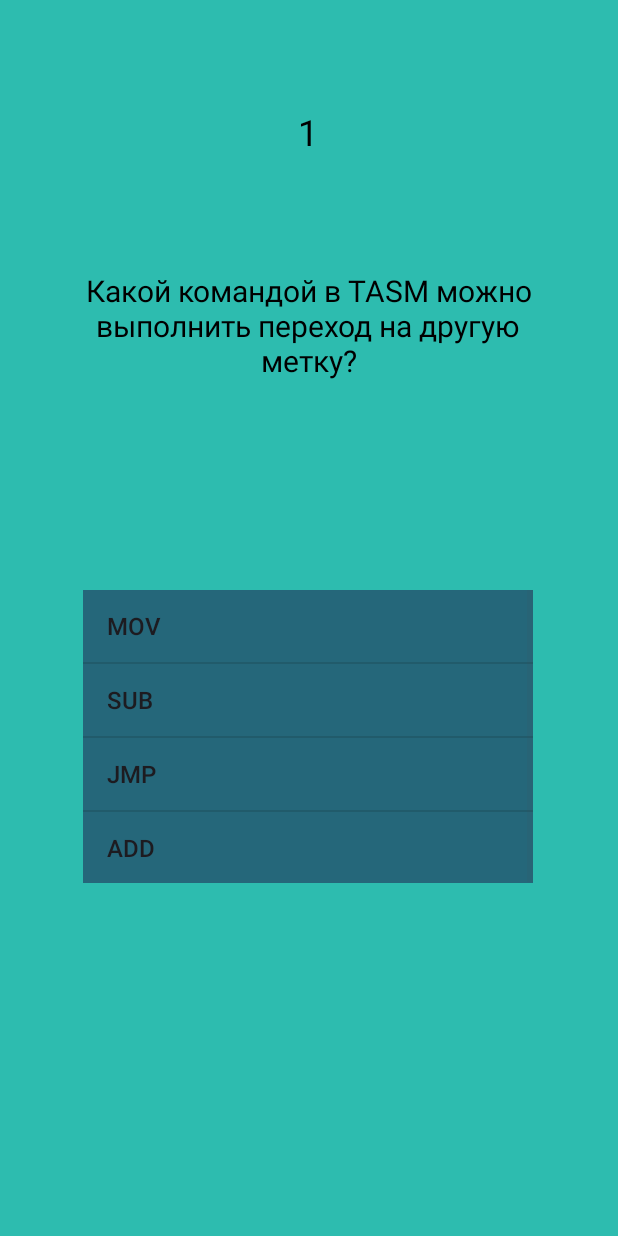
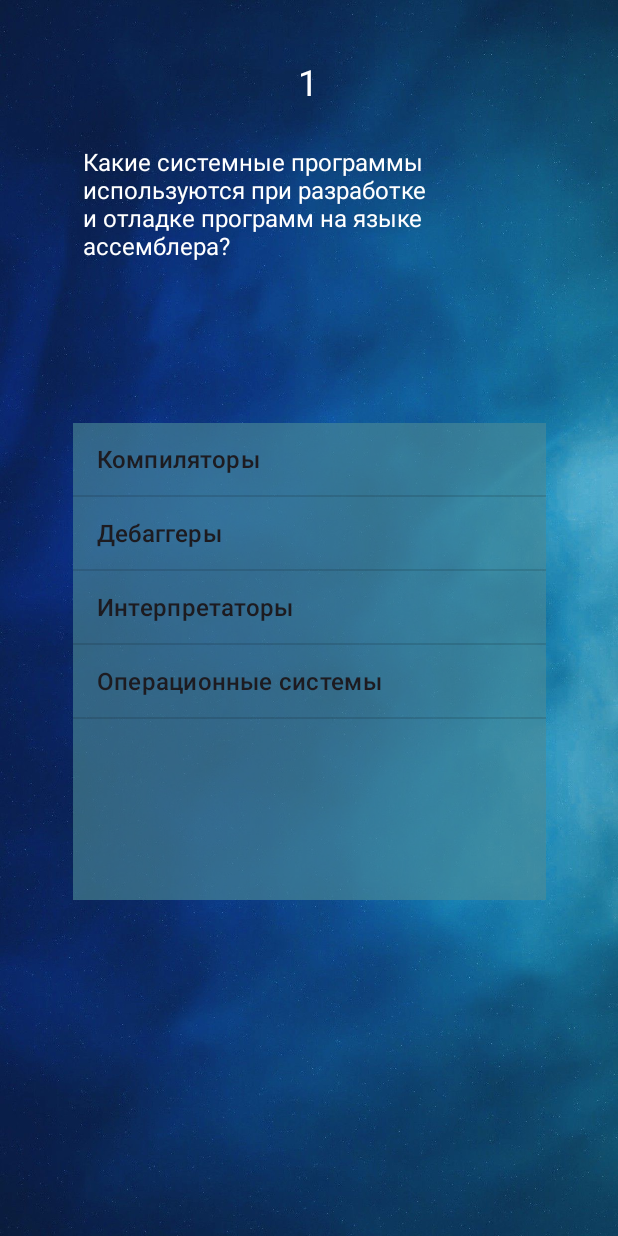
Before and after one commit to vkidson/aSSaPP, an Android app: the TaskActivity screen opened directly, with no data from a screen before it, on a phone screen of 412 x 824 dp. Run offline under Robolectric (Android 15) with nearby library versions, the phone set to English and light mode, and no system bars.

Commit message:
Тест после теории и 1 тема есть

```diff
--- a/app/src/main/java/com/example/assembler/DBhelper.kt
+++ b/app/src/main/java/com/example/assembler/DBhelper.kt
@@ -7,7 +7,7 @@ import android.util.Log
 import com.example.assembler.MainActivity.Companion.idtheme
 
 class DBhelper(val context: Context) :
-    SQLiteOpenHelper(context, "base", null ,9) {
+    SQLiteOpenHelper(context, "base", null ,15) {
     override fun onCreate(db: SQLiteDatabase?) {
         val query1 = "CREATE TABLE task (id INT PRIMARY KEY, task TEXT, theme INT)"
         val query2 = "CREATE TABLE task_values (task_id INT, value TEXT, f INT, FOREIGN KEY(task_id) REFERENCES task(id))"
@@ -15,39 +15,108 @@ class DBhelper(val context: Context) :
         db!!.execSQL(query2)
 
         // Вставка данных в таблицу task
-        val insertTask1 = "INSERT INTO task (id, task, theme) VALUES (1, 'Какой командой в TASM можно выполнить переход на другую метку?', 1)"
-        val insertTask2 = "INSERT INTO task (id, task, theme) VALUES (2, 'Какая команда используется для сложения двух регистров?', 1)"
-        val insertTask3 = "INSERT INTO task (id, task, theme) VALUES (3, 'Какой командой можно инкрементировать значение в регистре?', 1)"
+        val insertTask1 = "INSERT INTO task (id, task, theme) VALUES (1, 'Какие системные программы используются при разработке и отладке программ на языке ассемблера?', 1)"
+        val insertTask2 = "INSERT INTO task (id, task, theme) VALUES (2, 'Сколько байтов памяти зарезервирует следующая последовательность операторов:'" + "'\n X1 DW 5  \n'" +
+                "'X2 DB 3 DUP(?), 7  \n'" +
+                "'X3 DW 6 DUP(?)\n', 1)"
+        val insertTask3 = "INSERT INTO task (id, task, theme) VALUES (3, 'Что такое физический и логический адреса в микропроцессорах 80х86?', 1)"
+        val insertTask4 = "INSERT INTO task (id, task, theme) VALUES (4, 'Какие регистры микропроцессора могут участвовать в формировании физического адреса при выборке команд, при обращении к переменным?', 1)"
+        val insertTask5 = "INSERT INTO task (id, task, theme) VALUES (5, 'Какие три атрибута имеет переменная?', 1)"
+        val insertTask6 = "INSERT INTO task (id, task, theme) VALUES (6, 'Какие ошибки имеются в каждом из приведенных далее фрагментов программ:'" + "' \n CONST EOU   256  \n'" +
+                "' ...  \n'" +
+                "' MOV  CONST, AX  \n', 1)"
+        val insertTask7 = "INSERT INTO task (id, task, theme) VALUES (7, 'Х   DB ?  \n'" +
+                "'  ...  \n'" +
+                "'  MOV X, AX\n', 1)"
+        val insertTask8 = "INSERT INTO task (id, task, theme) VALUES (8, 'X   DB ?  \n'" +
+                "'  Y   DB 25  \n'" +
+                "'  ...  \n'" +
+                "' MOV   X, Y\n', 1)"
+        val insertTask9 = "INSERT INTO task (id, task, theme) VALUES (9, 'MOV [BX][BP], AX', 1)"
         db!!.execSQL(insertTask1)
         db!!.execSQL(insertTask2)
         db!!.execSQL(insertTask3)
+        db!!.execSQL(insertTask4)
+        db!!.execSQL(insertTask5)
+        db!!.execSQL(insertTask6)
+        db!!.execSQL(insertTask7)
+        db!!.execSQL(insertTask8)
+        db!!.execSQL(insertTask9)
 
 
         // Вставка данных в таблицу task_values
-        val insertValue1_1 = "INSERT INTO task_values (task_id, value, f) VALUES (1, 'MOV', 0)"
-        val insertValue1_2 = "INSERT INTO task_values (task_id, value, f) VALUES (1, 'SUB', 0)"
-        val insertValue1_3 = "INSERT INTO task_values (task_id, value, f) VALUES (1, 'JMP', 1)"
-        val insertValue1_4 = "INSERT INTO task_values (task_id, value, f) VALUES (1, 'ADD', 0)"
+        val insertValue1_1 = "INSERT INTO task_values (task_id, value, f) VALUES (1, 'Компиляторы', 0)"
+        val insertValue1_2 = "INSERT INTO task_values (task_id, value, f) VALUES (1, 'Дебаггеры', 1)"
+        val insertValue1_3 = "INSERT INTO task_values (task_id, value, f) VALUES (1, 'Интерпретаторы', 0)"
+        val insertValue1_4 = "INSERT INTO task_values (task_id, value, f) VALUES (1, 'Операционные системы', 0)"
         db!!.execSQL(insertValue1_1)
         db!!.execSQL(insertValue1_2)
         db!!.execSQL(insertValue1_3)
         db!!.execSQL(insertValue1_4)
-        val insertValue2_1 = "INSERT INTO task_values (task_id, value, f) VALUES (2, 'MUL', 0)"
-        val insertValue2_2 = "INSERT INTO task_values (task_id, value, f) VALUES (2, 'ADD', 1)"
-        val insertValue2_3 = "INSERT INTO task_values (task_id, value, f) VALUES (2, 'DIV', 0)"
-        val insertValue2_4 = "INSERT INTO task_values (task_id, value, f) VALUES (2, 'INC', 0)"
+        val insertValue2_1 = "INSERT INTO task_values (task_id, value, f) VALUES (2, '13 байт', 0)"
+        val insertValue2_2 = "INSERT INTO task_values (task_id, value, f) VALUES (2, '18 байт', 1)"
+        val insertValue2_3 = "INSERT INTO task_values (task_id, value, f) VALUES (2, '20 байт', 0)"
+        val insertValue2_4 = "INSERT INTO task_values (task_id, value, f) VALUES (2, '22 байта', 0)"
         db!!.execSQL(insertValue2_1)
         db!!.execSQL(insertValue2_2)
         db!!.execSQL(insertValue2_3)
         db!!.execSQL(insertValue2_4)
-        val insertValue3_1 = "INSERT INTO task_values (task_id, value, f) VALUES (3, 'DEC', 0)"
-        val insertValue3_2 = "INSERT INTO task_values (task_id, value, f) VALUES (3, 'ADD', 0)"
-        val insertValue3_3 = "INSERT INTO task_values (task_id, value, f) VALUES (3, 'PUSH', 0)"
-        val insertValue3_4 = "INSERT INTO task_values (task_id, value, f) VALUES (3, 'INC', 1)"
+        val insertValue3_1 = "INSERT INTO task_values (task_id, value, f) VALUES (3, 'Логический адрес — это адрес, который используется для обращения к памяти, физический — это реальный адрес в памяти.', 1)"
+        val insertValue3_2 = "INSERT INTO task_values (task_id, value, f) VALUES (3, 'Логический адрес — это адрес в регистре, физический — это адрес в ОЗУ.  ', 0)"
+        val insertValue3_3 = "INSERT INTO task_values (task_id, value, f) VALUES (3, 'Логический адрес — это адрес, заданный пользователем, физический — адрес, определяемый устройствами.', 0)"
+        val insertValue3_4 = "INSERT INTO task_values (task_id, value, f) VALUES (3, 'Логический адрес и физический адрес — это одно и то же понятие.  ', 0)"
         db!!.execSQL(insertValue3_1)
         db!!.execSQL(insertValue3_2)
         db!!.execSQL(insertValue3_3)
         db!!.execSQL(insertValue3_4)
+        val insertValue4_1 = "INSERT INTO task_values (task_id, value, f) VALUES (4, 'AX, BX  ', 0)"
+        val insertValue4_2 = "INSERT INTO task_values (task_id, value, f) VALUES (4, 'SI, DI', 0)"
+        val insertValue4_3 = "INSERT INTO task_values (task_id, value, f) VALUES (4, 'CS, DS', 1)"
+        val insertValue4_4 = "INSERT INTO task_values (task_id, value, f) VALUES (4, 'IP, SP', 0)"
+        db!!.execSQL(insertValue4_1)
+        db!!.execSQL(insertValue4_2)
+        db!!.execSQL(insertValue4_3)
+        db!!.execSQL(insertValue4_4)
+        val insertValue5_1 = "INSERT INTO task_values (task_id, value, f) VALUES (5, 'Имя, тип, размер', 0)"
+        val insertValue5_2 = "INSERT INTO task_values (task_id, value, f) VALUES (5, 'Имя, значение, адрес', 1)"
+        val insertValue5_3 = "INSERT INTO task_values (task_id, value, f) VALUES (5, 'Тип, вид, код', 0)"
+        val insertValue5_4 = "INSERT INTO task_values (task_id, value, f) VALUES (5, 'Имя, значение, версия', 0)"
+        db!!.execSQL(insertValue5_1)
+        db!!.execSQL(insertValue5_2)
+        db!!.execSQL(insertValue5_3)
+        db!!.execSQL(insertValue5_4)
+        val insertValue6_1 = "INSERT INTO task_values (task_id, value, f) VALUES (6, 'Переполнение', 0)"
+        val insertValue6_2 = "INSERT INTO task_values (task_id, value, f) VALUES (6, 'Нет объявления переменной', 1)"
+        val insertValue6_3 = "INSERT INTO task_values (task_id, value, f) VALUES (6, 'Неверный тип', 0)"
+        val insertValue6_4 = "INSERT INTO task_values (task_id, value, f) VALUES (6, 'Ошибка синтаксиса', 0)"
+        db!!.execSQL(insertValue6_1)
+        db!!.execSQL(insertValue6_2)
+        db!!.execSQL(insertValue6_3)
+        db!!.execSQL(insertValue6_4)
+        val insertValue7_1 = "INSERT INTO task_values (task_id, value, f) VALUES (7, 'Неинициализированная переменная', 1)"
+        val insertValue7_2 = "INSERT INTO task_values (task_id, value, f) VALUES (7, 'Неверный тип', 0)"
+        val insertValue7_3 = "INSERT INTO task_values (task_id, value, f) VALUES (7, 'Ошибка синтаксиса', 0)"
+        val insertValue7_4 = "INSERT INTO task_values (task_id, value, f) VALUES (7, 'Нет доступа к памяти', 0)"
+        db!!.execSQL(insertValue7_1)
+        db!!.execSQL(insertValue7_2)
+        db!!.execSQL(insertValue7_3)
+        db!!.execSQL(insertValue7_4)
+        val insertValue8_1 = "INSERT INTO task_values (task_id, value, f) VALUES (8, 'Смешение типов', 0)"
+        val insertValue8_2 = "INSERT INTO task_values (task_id, value, f) VALUES (8, 'X не инициализирован', 1)"
+        val insertValue8_3 = "INSERT INTO task_values (task_id, value, f) VALUES (8, 'Неверный тип', 0)"
+        val insertValue8_4 = "INSERT INTO task_values (task_id, value, f) VALUES (8, 'Нет разрешения', 0)"
+        db!!.execSQL(insertValue8_1)
+        db!!.execSQL(insertValue8_2)
+        db!!.execSQL(insertValue8_3)
+        db!!.execSQL(insertValue8_4)
+        val insertValue9_1 = "INSERT INTO task_values (task_id, value, f) VALUES (9, 'Неверный тип операндов', 0)"
+        val insertValue9_2 = "INSERT INTO task_values (task_id, value, f) VALUES (9, 'Ошибка адресации', 0)"
+        val insertValue9_3 = "INSERT INTO task_values (task_id, value, f) VALUES (9, 'Нет доступа к памяти', 0)"
+        val insertValue9_4 = "INSERT INTO task_values (task_id, value, f) VALUES (9, 'Неверная синтаксическая запись', 1)"
+        db!!.execSQL(insertValue9_1)
+        db!!.execSQL(insertValue9_2)
+        db!!.execSQL(insertValue9_3)
+        db!!.execSQL(insertValue9_4)
     }
 
     override fun onUpgrade(db: SQLiteDatabase?, p1: Int, p2: Int) {
--- a/app/src/main/java/com/example/assembler/TheoryActivity.kt
+++ b/app/src/main/java/com/example/assembler/TheoryActivity.kt
@@ -9,6 +9,7 @@ import androidx.activity.enableEdgeToEdge
 import androidx.appcompat.app.AppCompatActivity
 import androidx.core.view.ViewCompat
 import androidx.core.view.WindowInsetsCompat
+import com.example.assembler.MainActivity.Companion.idtheme
 import java.io.File
 
 class TheoryActivity : AppCompatActivity() {
@@ -27,6 +28,7 @@ class TheoryActivity : AppCompatActivity() {
             when (position) {
                 0 -> {
                     // Открываем новую активность для "Введение в Assembler"
+                    idtheme = 1
                     val intent = Intent(this, el_theory::class.java)
                     startActivity(intent)
                 }
--- a/app/src/main/res/layout/activity_main.xml
+++ b/app/src/main/res/layout/activity_main.xml
@@ -5,7 +5,7 @@
     android:id="@+id/zxc"
     android:layout_width="match_parent"
     android:layout_height="match_parent"
-    android:background="#2DBCAF"
+    android:background="@drawable/fon"
     tools:context=".MainActivity">
 
     <Button
--- a/app/src/main/res/layout/activity_task.xml
+++ b/app/src/main/res/layout/activity_task.xml
@@ -5,8 +5,7 @@
     android:id="@+id/zxc"
     android:layout_width="match_parent"
     android:layout_height="match_parent"
-    android:background="#2DBCAF"
-    android:backgroundTint="#2DBCAF"
+    android:background="@drawable/fon"
     tools:context=".TaskActivity">
 
 
@@ -15,46 +14,44 @@
         android:layout_width="wrap_content"
         android:layout_height="wrap_content"
         android:hint="z"
-        android:textColor="#000000"
+        android:textColor="#FFFFFF"
         android:textSize="24sp"
         app:layout_constraintBottom_toBottomOf="parent"
         app:layout_constraintEnd_toEndOf="parent"
         app:layout_constraintHorizontal_bias="0.498"
         app:layout_constraintStart_toStartOf="parent"
         app:layout_constraintTop_toTopOf="parent"
-        app:layout_constraintVertical_bias="0.09" />
+        app:layout_constraintVertical_bias="0.048" />
 
     <TextView
         android:id="@+id/task"
         android:layout_width="300dp"
         android:layout_height="wrap_content"
         android:hint="z"
-        android:textAlignment="center"
-        android:textColor="#000000"
-        android:textSize="20sp"
+        android:textColor="#FFFFFF"
+        android:textSize="16sp"
         app:layout_constraintBottom_toBottomOf="parent"
         app:layout_constraintEnd_toEndOf="parent"
         app:layout_constraintHorizontal_bias="0.495"
         app:layout_constraintStart_toStartOf="parent"
         app:layout_constraintTop_toTopOf="parent"
-        app:layout_constraintVertical_bias="0.248"
+        app:layout_constraintVertical_bias="0.133"
         tools:ignore="MissingConstraints" />
 
     <ListView
         android:id="@+id/values"
-        android:layout_width="300dp"
-        android:layout_height="195dp"
+        android:layout_width="315dp"
+        android:layout_height="318dp"
         android:layout_marginStart="16dp"
         android:layout_marginEnd="16dp"
-        android:background="#25677A"
-        android:backgroundTint="#25677A"
+        android:background="#C94D8C97"
+        android:backgroundTint="#C94D8C97"
         android:textAlignment="center"
         app:layout_constraintBottom_toBottomOf="parent"
         app:layout_constraintEnd_toEndOf="parent"
-        app:layout_constraintHorizontal_bias="0.493"
         app:layout_constraintStart_toStartOf="parent"
         app:layout_constraintTop_toTopOf="parent"
-        app:layout_constraintVertical_bias="0.626" />
+        app:layout_constraintVertical_bias="0.557" />
 
     <Button
         android:id="@+id/button_next_task"
--- a/app/src/main/res/layout/activity_task_list.xml
+++ b/app/src/main/res/layout/activity_task_list.xml
@@ -5,14 +5,15 @@
     android:id="@+id/main"
     android:layout_width="match_parent"
     android:layout_height="match_parent"
-    android:background="#2DBCAF"
+    android:background="@drawable/fon"
     tools:context=".TaskList">
 
     <ListView
         android:id="@+id/tList"
         android:layout_width="300dp"
         android:layout_height="600dp"
-        android:background="#25677A"
+        android:background="#C94D8C97"
+        android:backgroundTint="#C94D8C97"
         app:layout_constraintBottom_toBottomOf="parent"
         app:layout_constraintEnd_toEndOf="parent"
         app:layout_constraintHorizontal_bias="0.495"
--- a/app/src/main/res/layout/activity_theory.xml
+++ b/app/src/main/res/layout/activity_theory.xml
@@ -5,14 +5,15 @@
     android:id="@+id/main"
     android:layout_width="match_parent"
     android:layout_height="match_parent"
-    android:background="#2DBCAF"
+    android:background="@drawable/fon"
     tools:context=".TheoryActivity">
 
     <ListView
         android:id="@+id/mainList"
         android:layout_width="300dp"
         android:layout_height="600dp"
-        android:background="#25677A"
+        android:background="#C94D8C97"
+        android:backgroundTint="#C94D8C97"
         app:layout_constraintBottom_toBottomOf="parent"
         app:layout_constraintEnd_toEndOf="parent"
         app:layout_constraintStart_toStartOf="parent"
```
Also changed, not shown: app/src/main/assets/first.txt (+44 -11 lines), app/src/main/java/com/example/assembler/el_theory.kt (+21 -7 lines), app/src/main/res/layout/activity_el_theory.xml (+25 -9 lines), app/src/main/res/drawable/fon.jpg (added), app/src/main/res/drawable/fon2.jpg (added), app/src/main/res/drawable/fon3.jpg (added).
